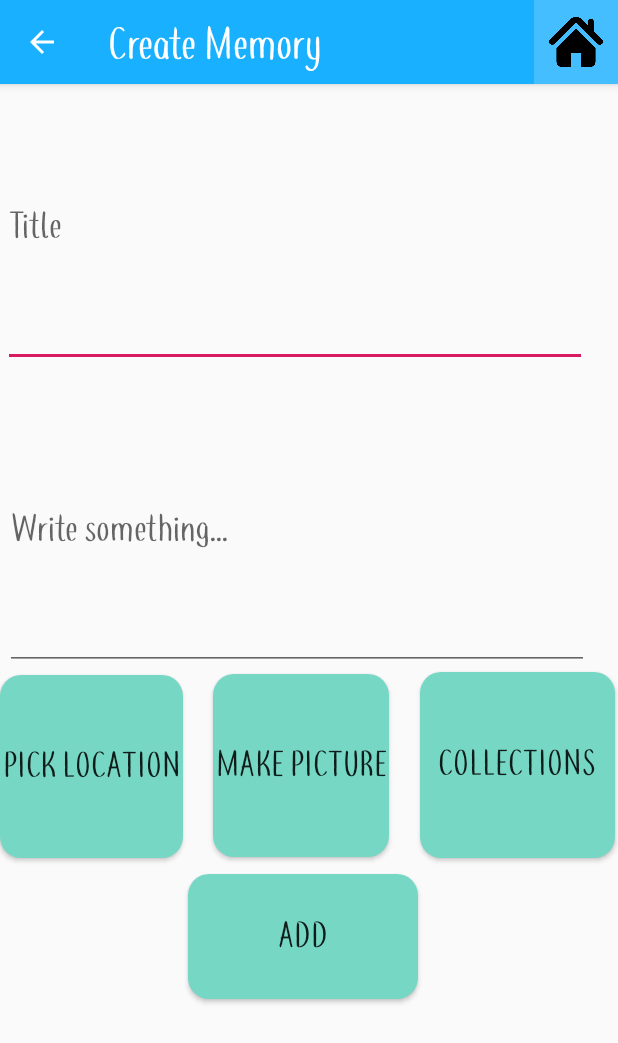
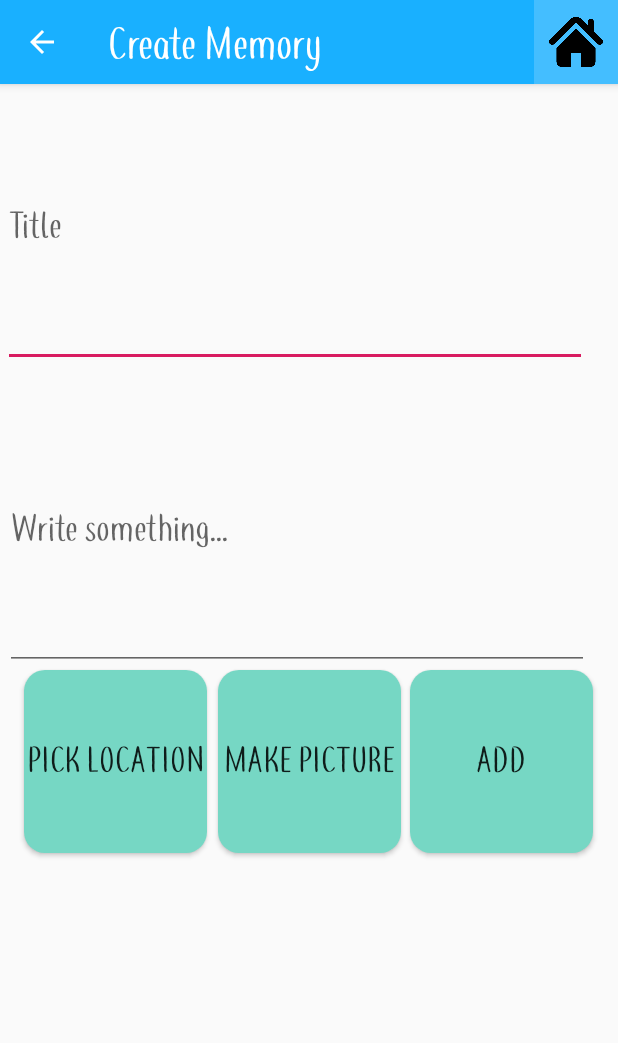
Before and after one commit to FranciscoNgo/Project-B, an Android app: the Create_Memory screen opened directly, with no data from a screen before it, on a phone screen of 412 x 824 dp. Shown: the top 1043 px of the screen. Run offline under Robolectric (Android 15) with nearby library versions, the phone set to English and light mode, and no system bars.

Commit message:
Btn deleted in Create Memory
Deleted btn 'Collections'.
Recentered rest of the buttons.

```diff
--- a/ProjectB/app/src/main/java/com/example/project_b/Create_Memory.java
+++ b/ProjectB/app/src/main/java/com/example/project_b/Create_Memory.java
@@ -32,7 +32,7 @@ public class Create_Memory extends AppCompatActivity {
     public Bitmap bitmap = null;
 
     DatabaseHelper myDB;
-    Button btnAdd,btnView,btnpic;
+    Button btnAdd,btnpic;
     EditText editText, editStory;
 
     ImageView imgTakenPic;
@@ -54,20 +54,10 @@ public class Create_Memory extends AppCompatActivity {
         editText = (EditText) findViewById(R.id.editText);
         editStory = (EditText) findViewById(R.id.editStory);
         btnAdd = (Button) findViewById(R.id.btnAdd);
-        btnView = (Button) findViewById(R.id.btnView);
         btnpic = (Button) findViewById(R.id.button);
         imgTakenPic = (ImageView)findViewById(R.id.rpick);
         btnpic.setOnClickListener(new btnTakePhotoClicker());
 
-
-
-        btnView.setOnClickListener(new View.OnClickListener() {
-            @Override
-            public void onClick(View v) {
-                Intent intent = new Intent(Create_Memory.this, Collections.class);
-                startActivity(intent);
-            }
-        });
 
         btnAdd.setOnClickListener(new View.OnClickListener() {
             @Override
--- a/ProjectB/app/src/main/res/layout/activity_create__memory.xml
+++ b/ProjectB/app/src/main/res/layout/activity_create__memory.xml
@@ -44,8 +44,10 @@
         android:id="@+id/buttonPick_Location"
         android:layout_width="122dp"
         android:layout_height="122dp"
-        android:layout_below="@+id/editText"
-        android:layout_marginTop="205dp"
+        android:layout_below="@+id/editStory"
+        android:layout_alignParentStart="true"
+        android:layout_marginStart="16dp"
+        android:layout_marginTop="0dp"
         android:background="@drawable/mainbuttonbackground"
         android:backgroundTint="#76D7C4"
         android:fontFamily="@font/coffeetea"
@@ -55,47 +57,28 @@
 
     <Button
         android:id="@+id/btnAdd"
-        android:layout_width="153dp"
-        android:layout_height="83dp"
-        android:layout_below="@id/editText"
-        android:layout_marginStart="3dp"
-        android:layout_marginTop="338dp"
-        android:layout_toEndOf="@id/buttonPick_Location"
+        android:layout_width="122dp"
+        android:layout_height="122dp"
+        android:layout_below="@id/editStory"
+        android:layout_marginStart="6dp"
+        android:layout_marginTop="0dp"
+        android:layout_toEndOf="@id/button"
         android:background="@drawable/mainbuttonbackground"
-        android:backgroundTint="#76D7C4  "
+        android:backgroundTint="#76D7C4"
         android:fontFamily="@font/coffeetea"
         android:text="@string/add"
-        android:textSize="24sp" />
-
-    <Button
-        android:id="@+id/btnView"
-        android:layout_width="wrap_content"
-        android:layout_height="124dp"
-        android:layout_below="@id/editText"
-        android:layout_alignParentEnd="true"
-        android:layout_marginStart="1dp"
-        android:layout_marginTop="203dp"
-        android:layout_marginEnd="2dp"
-        android:layout_toEndOf="@id/btnAdd"
-        android:background="@drawable/mainbuttonbackground"
-        android:backgroundTint="#76D7C4  "
-        android:fontFamily="@font/coffeetea"
-        android:text="@string/collections"
         android:textSize="24sp" />
 
     <Button
         android:id="@+id/button"
         android:layout_width="122dp"
         android:layout_height="122dp"
-        android:layout_alignTop="@id/btnAdd"
-        android:layout_marginStart="20dp"
-        android:layout_marginLeft="133dp"
-        android:layout_marginTop="-133dp"
-        android:layout_marginEnd="19dp"
-        android:layout_toStartOf="@+id/btnView"
+        android:layout_below="@+id/editStory"
+        android:layout_marginStart="7dp"
+        android:layout_marginTop="0dp"
         android:layout_toEndOf="@+id/buttonPick_Location"
         android:background="@drawable/mainbuttonbackground"
-        android:backgroundTint="#76D7C4  "
+        android:backgroundTint="#76D7C4"
         android:fontFamily="@font/coffeetea"
         android:text="Make Picture"
         android:textSize="24sp" />
```
